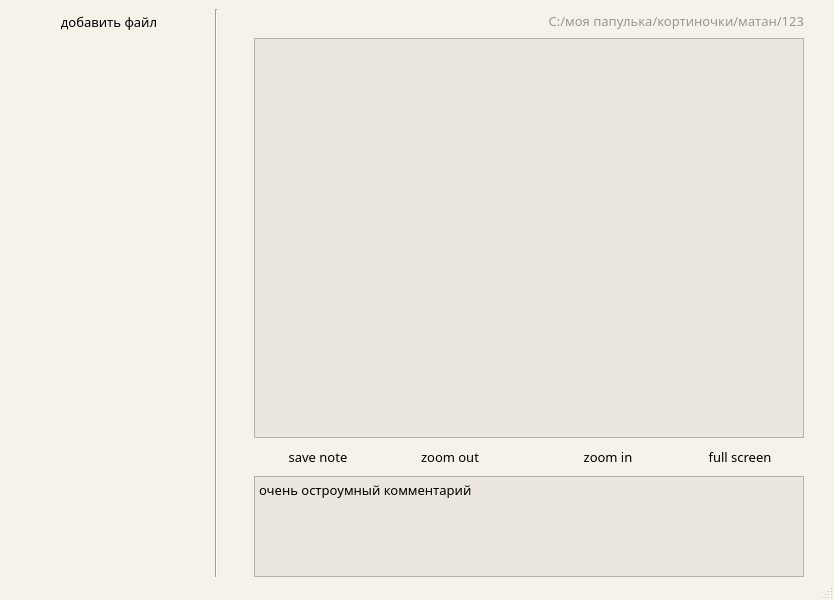
The window that interface.ui (exzeest/theinternational1) describes before a commit, drawn with Qt 5.
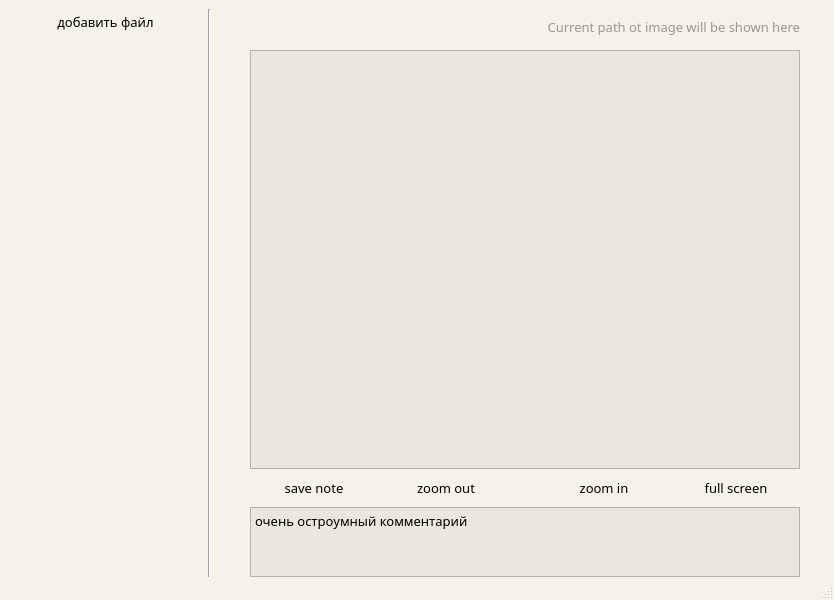
The same window after the commit. Icons and pictures are not drawn.

Commit message: Вывели картинку в graphicsView, подключили изменение текстовой метки с адресом.

```diff
--- a/interface.ui
+++ b/interface.ui
@@ -198,7 +198,7 @@
      <family>Droid Sans Devanagari</family>
     </font>
    </property>
-   <layout class="QGridLayout" name="gridLayout" rowstretch="0" columnstretch="3,0,0,0,0">
+   <layout class="QGridLayout" name="gridLayout" rowstretch="0" columnstretch="7,1,1,20,1">
     <property name="sizeConstraint">
      <enum>QLayout::SetDefaultConstraint</enum>
     </property>
@@ -208,29 +208,6 @@
     <property name="bottomMargin">
      <number>0</number>
     </property>
-    <item row="0" column="2">
-     <widget class="QToolButton" name="tB_left">
-      <property name="sizePolicy">
-       <sizepolicy hsizetype="Minimum" vsizetype="Fixed">
-        <horstretch>0</horstretch>
-        <verstretch>0</verstretch>
-       </sizepolicy>
-      </property>
-      <property name="text">
-       <string/>
-      </property>
-      <property name="icon">
-       <iconset>
-        <normaloff>IconsINskt/LEFTARROW.png</normaloff>IconsINskt/LEFTARROW.png</iconset>
-      </property>
-      <property name="toolButtonStyle">
-       <enum>Qt::ToolButtonIconOnly</enum>
-      </property>
-      <property name="autoRaise">
-       <bool>true</bool>
-      </property>
-     </widget>
-    </item>
     <item row="0" column="0">
      <layout class="QVBoxLayout" name="verticalLayout">
       <item>
@@ -277,7 +254,7 @@
         </property>
         <property name="maximumSize">
          <size>
-          <width>200</width>
+          <width>16777215</width>
           <height>16777215</height>
          </size>
         </property>
@@ -407,8 +384,8 @@
      </layout>
     </item>
     <item row="0" column="3">
-     <layout class="QVBoxLayout" name="verticalLayout_4" stretch="0,0,1,2">
-      <item>
+     <layout class="QGridLayout" name="gridLayout_2" rowstretch="1,12,1,2">
+      <item row="0" column="0">
        <layout class="QHBoxLayout" name="horizontalLayout_2" stretch="0,0,0,0,0,0,10">
         <item>
          <widget class="QToolButton" name="tB_redact">
@@ -614,7 +591,7 @@
            <string notr="true">color: rgb(153, 151, 146);</string>
           </property>
           <property name="text">
-           <string>C:/моя папулька/кортиночки/матан/123</string>
+           <string>Current path ot image will be shown here</string>
           </property>
           <property name="alignment">
            <set>Qt::AlignRight|Qt::AlignTrailing|Qt::AlignVCenter</set>
@@ -623,89 +600,47 @@
         </item>
        </layout>
       </item>
-      <item>
-       <widget class="QTableView" name="tableView">
+      <item row="1" column="0">
+       <widget class="QGraphicsView" name="graphicsView">
         <property name="minimumSize">
+         <size>
+          <width>300</width>
+          <height>300</height>
+         </size>
+        </property>
+        <property name="baseSize">
          <size>
           <width>400</width>
           <height>400</height>
          </size>
         </property>
-        <property name="focusPolicy">
-         <enum>Qt::NoFocus</enum>
-        </property>
-        <property name="contextMenuPolicy">
-         <enum>Qt::NoContextMenu</enum>
-        </property>
-        <property name="autoFillBackground">
+        <property name="mouseTracking">
          <bool>false</bool>
         </property>
+        <property name="contextMenuPolicy">
+         <enum>Qt::DefaultContextMenu</enum>
+        </property>
         <property name="verticalScrollBarPolicy">
-         <enum>Qt::ScrollBarAsNeeded</enum>
+         <enum>Qt::ScrollBarAlwaysOff</enum>
         </property>
         <property name="horizontalScrollBarPolicy">
-         <enum>Qt::ScrollBarAsNeeded</enum>
+         <enum>Qt::ScrollBarAlwaysOff</enum>
         </property>
-        <property name="sizeAdjustPolicy">
-         <enum>QAbstractScrollArea::AdjustIgnored</enum>
+        <property name="dragMode">
+         <enum>QGraphicsView::ScrollHandDrag</enum>
         </property>
-        <property name="autoScroll">
-         <bool>false</bool>
+        <property name="transformationAnchor">
+         <enum>QGraphicsView::AnchorUnderMouse</enum>
         </property>
-        <property name="editTriggers">
-         <set>QAbstractItemView::NoEditTriggers</set>
+        <property name="resizeAnchor">
+         <enum>QGraphicsView::AnchorUnderMouse</enum>
         </property>
-        <property name="showDropIndicator" stdset="0">
-         <bool>false</bool>
+        <property name="rubberBandSelectionMode">
+         <enum>Qt::ContainsItemShape</enum>
         </property>
-        <property name="dragDropOverwriteMode">
-         <bool>false</bool>
-        </property>
-        <property name="selectionMode">
-         <enum>QAbstractItemView::SingleSelection</enum>
-        </property>
-        <property name="selectionBehavior">
-         <enum>QAbstractItemView::SelectRows</enum>
-        </property>
-        <property name="textElideMode">
-         <enum>Qt::ElideRight</enum>
-        </property>
-        <property name="verticalScrollMode">
-         <enum>QAbstractItemView::ScrollPerPixel</enum>
-        </property>
-        <property name="horizontalScrollMode">
-         <enum>QAbstractItemView::ScrollPerPixel</enum>
-        </property>
-        <property name="showGrid">
-         <bool>false</bool>
-        </property>
-        <attribute name="horizontalHeaderVisible">
-         <bool>false</bool>
-        </attribute>
-        <attribute name="horizontalHeaderCascadingSectionResizes">
-         <bool>true</bool>
-        </attribute>
-        <attribute name="horizontalHeaderHighlightSections">
-         <bool>false</bool>
-        </attribute>
-        <attribute name="horizontalHeaderStretchLastSection">
-         <bool>true</bool>
-        </attribute>
-        <attribute name="verticalHeaderVisible">
-         <bool>false</bool>
-        </attribute>
-        <attribute name="verticalHeaderCascadingSectionResizes">
-         <bool>true</bool>
-        </attribute>
-        <attribute name="verticalHeaderHighlightSections">
-         <bool>false</bool>
-        </attribute>
-        <attribute name="verticalHeaderStretchLastSection">
-         <bool>true</bool>
-        </attribute>
        </widget>
       </item>
-      <item>
+      <item row="2" column="0">
        <layout class="QHBoxLayout" name="horizontalLayout_3" stretch="0,4,2,6,0,0,6,2,4,0">
         <property name="spacing">
          <number>0</number>
@@ -910,7 +845,7 @@
         </item>
        </layout>
       </item>
-      <item>
+      <item row="3" column="0">
        <widget class="QTextBrowser" name="textBrowser">
         <property name="enabled">
          <bool>true</bool>
@@ -941,26 +876,6 @@
       </item>
      </layout>
     </item>
-    <item row="0" column="4">
-     <widget class="QToolButton" name="tB_right">
-      <property name="sizePolicy">
-       <sizepolicy hsizetype="Minimum" vsizetype="Fixed">
-        <horstretch>0</horstretch>
-        <verstretch>0</verstretch>
-       </sizepolicy>
-      </property>
-      <property name="text">
-       <string/>
-      </property>
-      <property name="icon">
-       <iconset>
-        <normaloff>IconsINskt/RIGHTARROW.png</normaloff>IconsINskt/RIGHTARROW.png</iconset>
-      </property>
-      <property name="autoRaise">
-       <bool>true</bool>
-      </property>
-     </widget>
-    </item>
     <item row="0" column="1">
      <widget class="Line" name="line">
       <property name="orientation">
@@ -968,6 +883,49 @@
       </property>
      </widget>
     </item>
+    <item row="0" column="2">
+     <widget class="QToolButton" name="tB_left">
+      <property name="sizePolicy">
+       <sizepolicy hsizetype="Minimum" vsizetype="Fixed">
+        <horstretch>0</horstretch>
+        <verstretch>0</verstretch>
+       </sizepolicy>
+      </property>
+      <property name="text">
+       <string/>
+      </property>
+      <property name="icon">
+       <iconset>
+        <normaloff>IconsINskt/LEFTARROW.png</normaloff>IconsINskt/LEFTARROW.png</iconset>
+      </property>
+      <property name="toolButtonStyle">
+       <enum>Qt::ToolButtonIconOnly</enum>
+      </property>
+      <property name="autoRaise">
+       <bool>true</bool>
+      </property>
+     </widget>
+    </item>
+    <item row="0" column="4">
+     <widget class="QToolButton" name="tB_right">
+      <property name="sizePolicy">
+       <sizepolicy hsizetype="Minimum" vsizetype="Fixed">
+        <horstretch>0</horstretch>
+        <verstretch>0</verstretch>
+       </sizepolicy>
+      </property>
+      <property name="text">
+       <string/>
+      </property>
+      <property name="icon">
+       <iconset>
+        <normaloff>IconsINskt/RIGHTARROW.png</normaloff>IconsINskt/RIGHTARROW.png</iconset>
+      </property>
+      <property name="autoRaise">
+       <bool>true</bool>
+      </property>
+     </widget>
+    </item>
    </layout>
   </widget>
   <widget class="QStatusBar" name="statusbar"/>
```
The commit also changes 4 other files.
